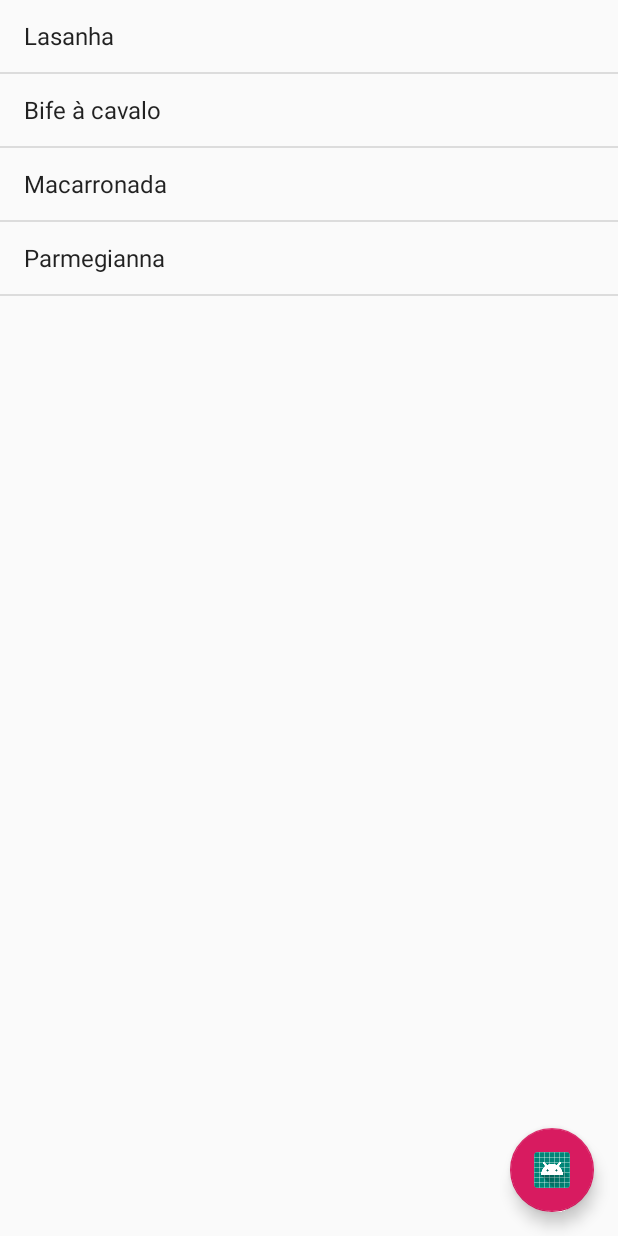
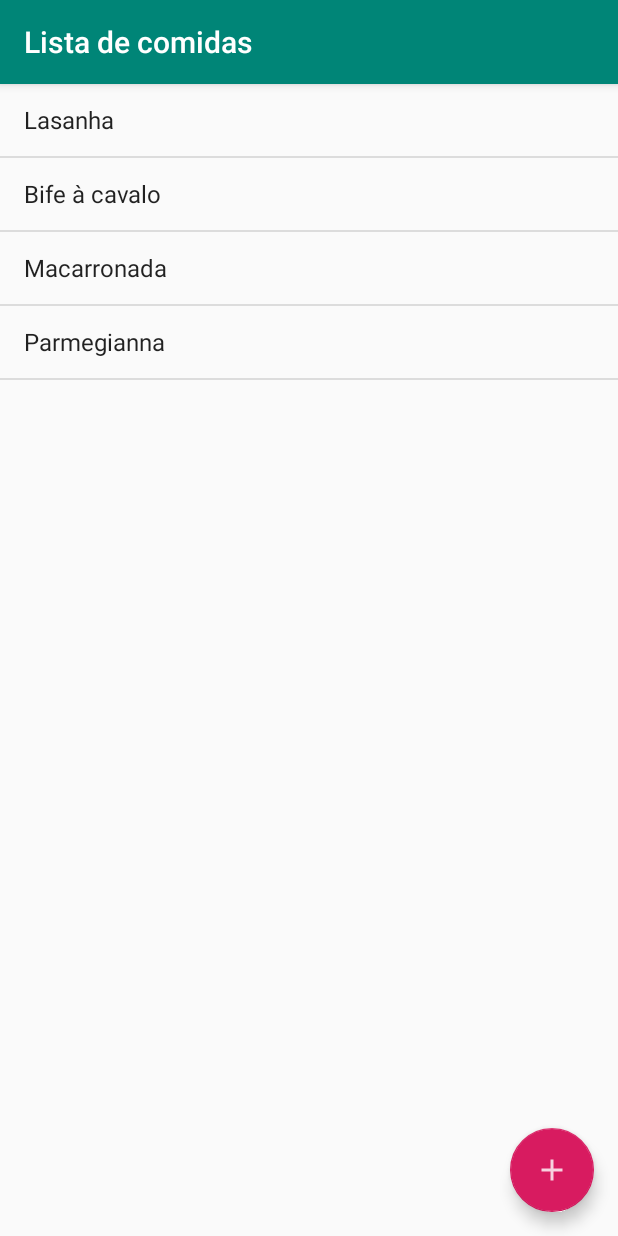
Before and after one commit to DevNaNuvem/FoodList, an Android app: the screen it shows after launch (MainActivity), on a phone screen of 412 x 824 dp. Run offline under Robolectric (Android 15) with nearby library versions, the phone set to English and light mode, and no system bars.

Commit message:
[food-0004] updating Floating action button icon and adding app bar

```diff
--- a/app/src/main/java/com/devnanuvem/foodlist/MainActivity.java
+++ b/app/src/main/java/com/devnanuvem/foodlist/MainActivity.java
@@ -9,18 +9,20 @@ import android.widget.TextView;
 import android.widget.Toast;
 
 import androidx.annotation.Nullable;
+import androidx.appcompat.app.AppCompatActivity;
 
 import java.util.ArrayList;
 import java.util.Arrays;
 import java.util.List;
 
-public class MainActivity extends Activity {
+public class MainActivity extends AppCompatActivity {
 
     @Override
     protected void onCreate(@Nullable Bundle savedInstanceState) {
         super.onCreate(savedInstanceState);
 
         setContentView(R.layout.activity_main);
+        setTitle("Lista de comidas");
 
         List<String> foodList = new ArrayList<>(Arrays.asList("Lasanha", "Bife à cavalo", "Macarronada", "Parmegianna"));
         ListView foodListView = findViewById(R.id.activity_main_food_list_view);
--- /dev/null
+++ b/app/src/main/res/drawable-anydpi/ic_action_add_food.xml
@@ -0,0 +1,11 @@
+<vector xmlns:android="http://schemas.android.com/apk/res/android"
+    android:width="24dp"
+    android:height="24dp"
+    android:viewportWidth="24"
+    android:viewportHeight="24"
+    android:tint="#FFFFFF"
+    android:alpha="0.8">
+    <path
+        android:fillColor="#FF000000"
+        android:pathData="M19,13h-6v6h-2v-6H5v-2h6V5h2v6h6v2z"/>
+</vector>
--- a/app/src/main/res/layout/activity_main.xml
+++ b/app/src/main/res/layout/activity_main.xml
@@ -13,7 +13,7 @@
         android:layout_margin="16dp"
         android:clickable="true"
         android:focusable="true"
-        app:srcCompat="@mipmap/ic_launcher_round" />
+        android:src="@drawable/ic_action_add_food" />
 
     <ListView
         android:id="@+id/activity_main_food_list_view"
```
Also changed, not shown: app/src/main/res/drawable-hdpi/ic_action_add_food.png (added), app/src/main/res/drawable-mdpi/ic_action_add_food.png (added), app/src/main/res/drawable-xhdpi/ic_action_add_food.png (added), app/src/main/res/drawable-xxhdpi/ic_action_add_food.png (added).
